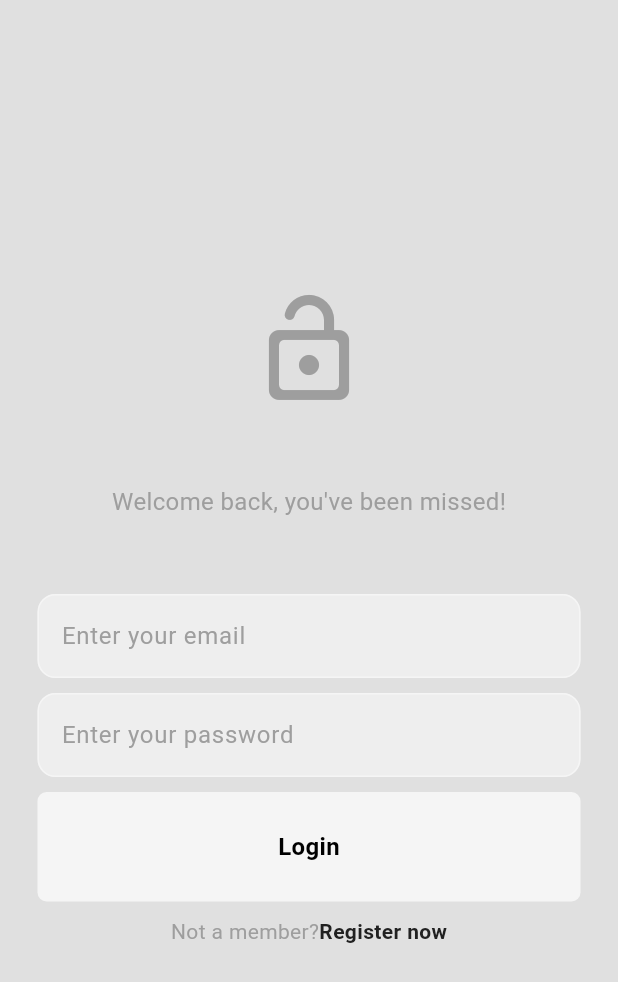
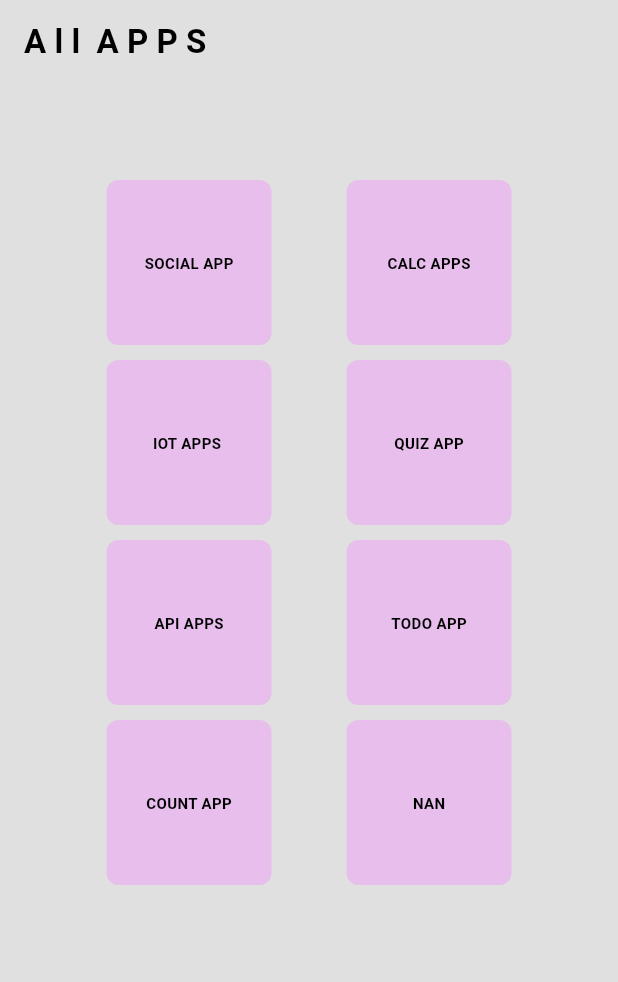
Before and after one commit to abduleneye/learning_bloc_and_clean_architecture, a Flutter app: the screen it shows after launch, on a phone screen of 412 x 824 dp. Shown: the top 982 px of the screen. Run offline on Flutter 3.47's test engine with Material 3 defaults, Android fonts, the phone set to English and light mode, and no system bars; our stand-ins replace cached_network_image, cloud_firestore, file_picker, firebase_auth, firebase_core, firebase_storage and 5 more; missing offline and left inert: dart:ffi; accounts and stored records are empty; generated files the repository leaves out were written again.

Commit message:
Seperated over all app features into different cards, need to work on todo app part to effectively open and close ISAR DB and then continues working on social app then effectively categorize other apps and keep building abi cookin so help me GOD amen

```diff
--- /dev/null
+++ b/bloc_clean_arch/lib/core/presentation/views_or_pages/all_apps_home_screen.dart
@@ -0,0 +1,142 @@
+import 'package:bloc_clean_arch/api_apps/movie_api_call/data/local/movies_api_request_repo_implementation.dart';
+import 'package:bloc_clean_arch/api_apps/movie_api_call/presentation/movie_screen.dart';
+import 'package:bloc_clean_arch/api_apps/movie_api_call/presentation/movies_api_bloc/movies_bloc.dart';
+import 'package:bloc_clean_arch/counter_apps/core/presentation/views/counter_apps_home.dart';
+import 'package:bloc_clean_arch/quiz_app/presentation/home_screen.dart';
+import 'package:bloc_clean_arch/simple_calculator_app_cubit_bloc/presentation/calc_view.dart';
+import 'package:bloc_clean_arch/simple_calculator_app_cubit_bloc/presentation/calc_view_component/my_button.dart';
+import 'package:bloc_clean_arch/social_app_tik_tok_like/social_app.dart';
+import 'package:bloc_clean_arch/todo_apps/core/presentation/views/todo_apps_home.dart';
+import 'package:flutter/material.dart';
+import 'package:flutter_bloc/flutter_bloc.dart';
+
+class AllAppsHomeScreen extends StatefulWidget {
+  const AllAppsHomeScreen({super.key});
+
+  @override
+  State<AllAppsHomeScreen> createState() => _AllAppsHomeScreenState();
+}
+
+class _AllAppsHomeScreenState extends State<AllAppsHomeScreen> {
+  final movieRepo = MoviesApiRequestRepoImplementation();
+
+  @override
+  Widget build(BuildContext context) {
+    return Scaffold(
+      appBar: AppBar(
+        title: const Text(
+          'A l l  A P P S',
+          style: TextStyle(fontWeight: FontWeight.bold),
+        ),
+      ),
+      body: MultiBlocProvider(
+        providers: [
+          BlocProvider(
+            create: (context) => MoviesBloc(movieRepo),
+          ),
+        ],
+        child: ListView(
+          children: [
+            Padding(
+              padding: const EdgeInsets.symmetric(vertical: 64),
+              child: Column(
+                mainAxisAlignment: MainAxisAlignment.center,
+                children: [
+                  Row(
+                    mainAxisAlignment: MainAxisAlignment.center,
+                    children: [
+                      MyButton(
+                          onTap: () {
+                            Navigator.push(
+                                context,
+                                MaterialPageRoute(
+                                    builder: (context) => const SocialApp()));
+                          },
+                          id: 'SOCIAL APP'),
+                      MyButton(
+                          onTap: () {
+                            Navigator.push(
+                                context,
+                                MaterialPageRoute(
+                                    builder: (context) =>
+                                        const MySimpleCalcView()));
+                          },
+                          id: 'CALC APPS'),
+                    ],
+                  ),
+                  const SizedBox(
+                    height: 10,
+                  ),
+                  Row(
+                    mainAxisAlignment: MainAxisAlignment.center,
+                    children: [
+                      MyButton(onTap: () {}, id: 'IOT APPS '),
+                      MyButton(
+                          onTap: () {
+                            Navigator.push(
+                                context,
+                                MaterialPageRoute(
+                                    builder: (context) =>
+                                        const QuizHomeScreen()));
+                          },
+                          id: 'QUIZ APP'),
+                    ],
+                  ),
+                  const SizedBox(
+                    height: 10,
+                  ),
+                  Row(
+                    mainAxisAlignment: MainAxisAlignment.center,
+                    children: [
+                      MyButton(
+                          onTap: () {
+                            Navigator.push(
+                                context,
+                                MaterialPageRoute(
+                                    builder: (context) => BlocProvider(
+                                          create: (context) =>
+                                              MoviesBloc(movieRepo),
+                                          child: const MovieScreen(),
+                                        )));
+                          },
+                          id: 'API APPS'),
+                      MyButton(
+                          onTap: () {
+                            Navigator.push(
+                                context,
+                                MaterialPageRoute(
+                                    builder: (context) =>
+                                        const TodoAppsHome()));
+                          },
+                          id: 'TODO APP'),
+                    ],
+                  ),
+                  const SizedBox(
+                    height: 10,
+                  ),
+                  Row(
+                    mainAxisAlignment: MainAxisAlignment.center,
+                    children: [
+                      MyButton(
+                          onTap: () {
+                            Navigator.push(
+                                context,
+                                MaterialPageRoute(
+                                    builder: (context) => const CounterApps()));
+                          },
+                          id: 'COUNT APP'),
+                      MyButton(onTap: () {}, id: 'NAN'),
+                    ],
+                  ),
+                  const SizedBox(
+                    height: 10,
+                  ),
+                ],
+              ),
+            ),
+          ],
+        ),
+      ),
+    );
+  }
+}
--- a/bloc_clean_arch/lib/countdown_timer/presentation/count_down_screen.dart
+++ b/bloc_clean_arch/lib/counter_apps/countdown_timer/presentation/count_down_screen.dart
@@ -1,6 +1,6 @@
-import 'package:bloc_clean_arch/countdown_timer/presentation/countdown_bloc_statemanagement/count_down_event.dart';
-import 'package:bloc_clean_arch/countdown_timer/presentation/countdown_bloc_statemanagement/count_down_state.dart';
-import 'package:bloc_clean_arch/countdown_timer/presentation/countdown_bloc_statemanagement/countdown_bloc.dart';
+import 'package:bloc_clean_arch/counter_apps/countdown_timer/presentation/countdown_bloc_statemanagement/count_down_event.dart';
+import 'package:bloc_clean_arch/counter_apps/countdown_timer/presentation/countdown_bloc_statemanagement/count_down_state.dart';
+import 'package:bloc_clean_arch/counter_apps/countdown_timer/presentation/countdown_bloc_statemanagement/countdown_bloc.dart';
 import 'package:flutter/foundation.dart';
 import 'package:flutter/material.dart';
 import 'package:flutter_bloc/flutter_bloc.dart';
--- a/bloc_clean_arch/lib/countdown_timer/presentation/countdown_bloc_statemanagement/countdown_bloc.dart
+++ b/bloc_clean_arch/lib/counter_apps/countdown_timer/presentation/countdown_bloc_statemanagement/countdown_bloc.dart
@@ -1,7 +1,7 @@
 import 'dart:ffi';
 
-import 'package:bloc_clean_arch/countdown_timer/presentation/countdown_bloc_statemanagement/count_down_event.dart';
-import 'package:bloc_clean_arch/countdown_timer/presentation/countdown_bloc_statemanagement/count_down_state.dart';
+import 'package:bloc_clean_arch/counter_apps/countdown_timer/presentation/countdown_bloc_statemanagement/count_down_event.dart';
+import 'package:bloc_clean_arch/counter_apps/countdown_timer/presentation/countdown_bloc_statemanagement/count_down_state.dart';
 import 'package:flutter_bloc/flutter_bloc.dart';
 
 class CountDownBloc extends Bloc<CountDownEvent, CountDownState> {
--- a/bloc_clean_arch/lib/counter_app/counter_cubit_bloc/counter_page.dart
+++ b/bloc_clean_arch/lib/counter_apps/counter_app/counter_cubit_bloc/counter_page.dart
@@ -4,8 +4,8 @@
 - use BlocProvider
 */
 
-import 'package:bloc_clean_arch/counter_app/counter_cubit_bloc/counter_cubit_bloc.dart';
-import 'package:bloc_clean_arch/counter_app/counter_cubit_bloc/counter_view.dart';
+import 'package:bloc_clean_arch/counter_apps/counter_app/counter_cubit_bloc/counter_cubit_bloc.dart';
+import 'package:bloc_clean_arch/counter_apps/counter_app/counter_cubit_bloc/counter_view.dart';
 import 'package:flutter/material.dart';
 import 'package:flutter_bloc/flutter_bloc.dart';
 
--- a/bloc_clean_arch/lib/counter_app/counter_cubit_bloc/counter_view.dart
+++ b/bloc_clean_arch/lib/counter_apps/counter_app/counter_cubit_bloc/counter_view.dart
@@ -5,7 +5,7 @@ COUNTER VIEW: responsible for UI
 
  */
 
-import 'package:bloc_clean_arch/counter_app/counter_cubit_bloc/counter_cubit_bloc.dart';
+import 'package:bloc_clean_arch/counter_apps/counter_app/counter_cubit_bloc/counter_cubit_bloc.dart';
 import 'package:flutter/material.dart';
 import 'package:flutter_bloc/flutter_bloc.dart';
 
--- a/bloc_clean_arch/lib/main.dart
+++ b/bloc_clean_arch/lib/main.dart
@@ -1,9 +1,10 @@
 import 'package:bloc_clean_arch/api_apps/movie_api_call/data/local/movies_api_request_repo_implementation.dart';
 import 'package:bloc_clean_arch/api_apps/movie_api_call/presentation/movie_screen.dart';
 import 'package:bloc_clean_arch/api_apps/movie_api_call/presentation/movies_api_bloc/movies_bloc.dart';
-import 'package:bloc_clean_arch/countdown_timer/presentation/count_down_screen.dart';
-import 'package:bloc_clean_arch/countdown_timer/presentation/countdown_bloc_statemanagement/countdown_bloc.dart';
-import 'package:bloc_clean_arch/counter_app/counter_cubit_bloc/counter_page.dart';
+import 'package:bloc_clean_arch/core/presentation/views_or_pages/all_apps_home_screen.dart';
+import 'package:bloc_clean_arch/counter_apps/countdown_timer/presentation/count_down_screen.dart';
+import 'package:bloc_clean_arch/counter_apps/countdown_timer/presentation/countdown_bloc_statemanagement/countdown_bloc.dart';
+import 'package:bloc_clean_arch/counter_apps/counter_app/counter_cubit_bloc/counter_page.dart';
 import 'package:bloc_clean_arch/config/firebase_options.dart';
 import 'package:bloc_clean_arch/quiz_app/domain/quiz_bloc/quiz_bloc.dart';
 import 'package:bloc_clean_arch/quiz_app/presentation/home_screen.dart';
@@ -43,7 +44,8 @@ void main() async {
   // runApp(const MyApp(
   //     //todoRepo: isarTodoRepo
   //     ));
-  runApp(const SocialApp());
+  //runApp(const SocialApp());
+  runApp(const MyApp());
 }
 
 class MyApp extends StatefulWidget {
@@ -72,7 +74,7 @@ class _MyAppState extends State<MyApp> {
       //home: const AuthPage(),
       home: BlocProvider(
         create: (context) => MoviesBloc(movieRepo),
-        child: const AuthPage(),
+        child: const AllAppsHomeScreen(),
       ),
     );
   }
--- a/bloc_clean_arch/lib/quiz_app/presentation/home_screen.dart
+++ b/bloc_clean_arch/lib/quiz_app/presentation/home_screen.dart
@@ -37,7 +37,9 @@ class QuizHomeScreen extends StatefulWidget {
 class _QuizHomeScreenState extends State<QuizHomeScreen> {
   @override
   Widget build(BuildContext context) {
-    return BlocConsumer<QuizBloc, QuizStates>(
+    return BlocProvider(
+      create: (context) => QuizBloc(),
+      child: BlocConsumer<QuizBloc, QuizStates>(
         listener: (context, state) {},
         builder: (context, state) {
           if (state.currentScreen == 'mode_screen') {
@@ -52,6 +54,7 @@ class _QuizHomeScreenState extends State<QuizHomeScreen> {
             );
           }
         },
+      ),
     );
   }
 }
--- a/bloc_clean_arch/lib/quiz_app/presentation/quiz_mode_screen.dart
+++ b/bloc_clean_arch/lib/quiz_app/presentation/quiz_mode_screen.dart
@@ -16,7 +16,10 @@ class _QuizModeHomeScreenState extends State<QuizModeHomeScreen> {
   Widget build(BuildContext context) {
     return Scaffold(
       appBar: AppBar(
-        title: const Text('QuizHomeScreen'),
+        title: const Text(
+          'Q U I Z  H O M E',
+          style: TextStyle(fontWeight: FontWeight.bold),
+        ),
       ),
       body: Center(
         child: SingleChildScrollView(
```
Also changed, not shown: bloc_clean_arch/lib/counter_apps/core/presentation/views/counter_apps_home.dart (added, +53 -0 lines), bloc_clean_arch/lib/todo_apps/core/presentation/views/todo_apps_home.dart (added, +58 -0 lines), bloc_clean_arch/lib/counter_apps/countdown_timer/presentation/countdown_bloc_statemanagement/count_down_event.dart (renamed from bloc_clean_arch/lib/countdown_timer/presentation/countdown_bloc_statemanagement/count_down_event.dart), bloc_clean_arch/lib/counter_apps/countdown_timer/presentation/countdown_bloc_statemanagement/count_down_state.dart (renamed from bloc_clean_arch/lib/countdown_timer/presentation/countdown_bloc_statemanagement/count_down_state.dart), bloc_clean_arch/lib/counter_apps/counter_app/counter_cubit_bloc/counter_cubit_bloc.dart (renamed from bloc_clean_arch/lib/counter_app/counter_cubit_bloc/counter_cubit_bloc.dart). Lines whose indentation alone changed are shown as unchanged.
